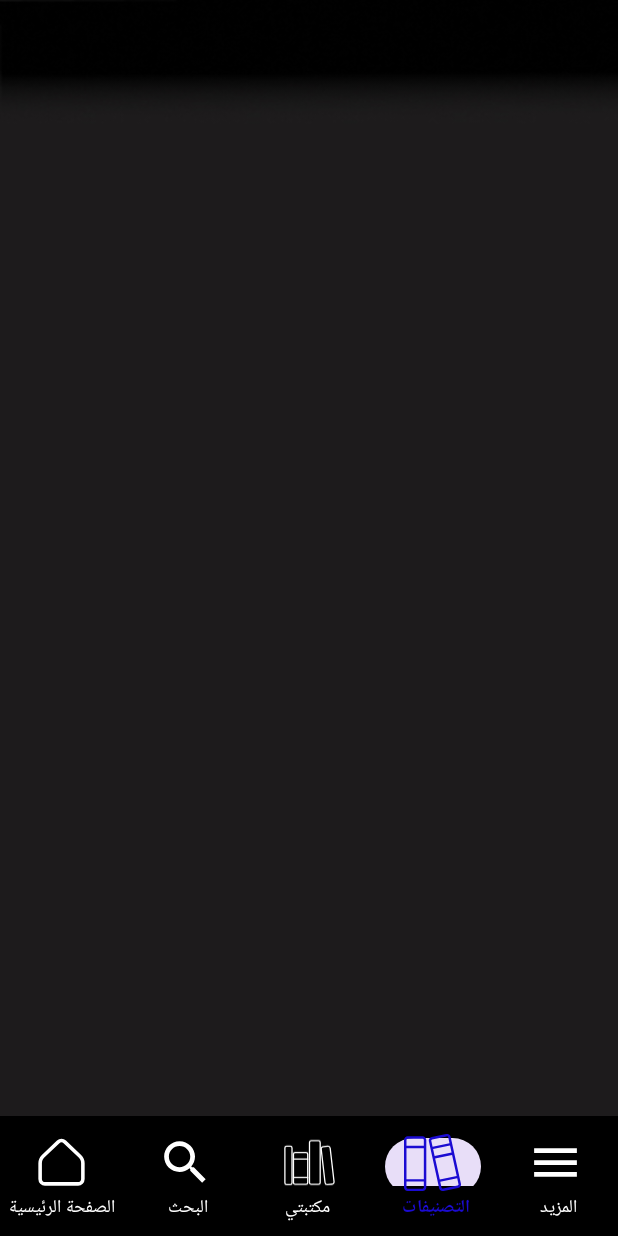
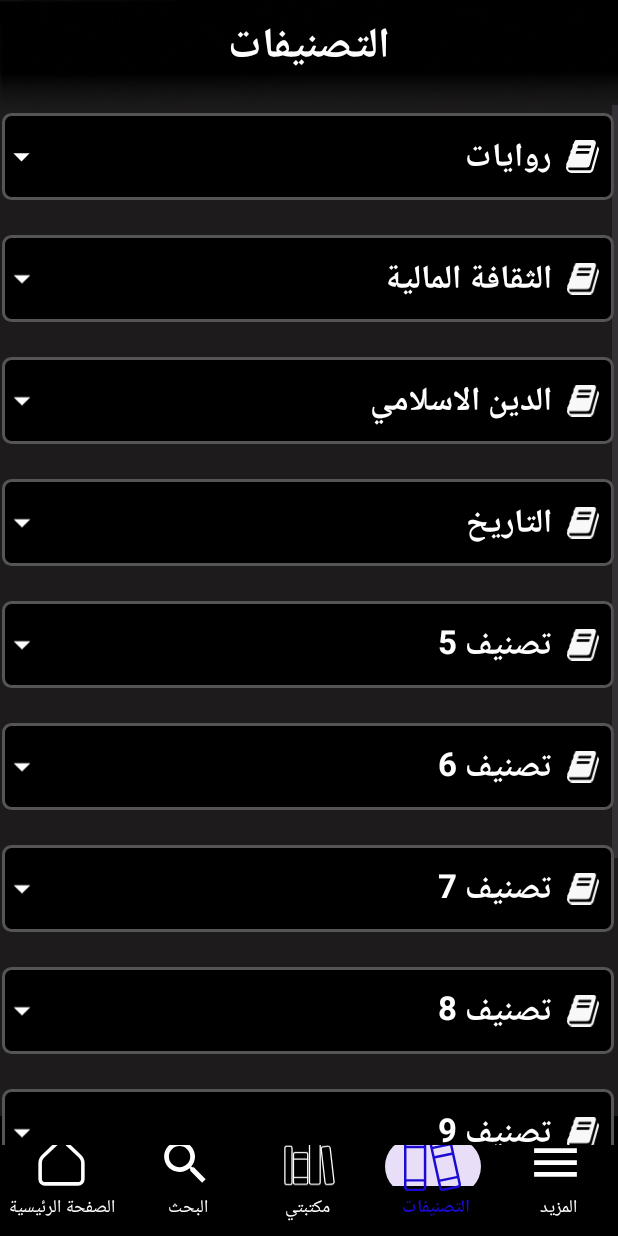
Before and after one commit to obada5Alghanim/a-h, an Android app: the menu_main screen opened directly, with no data from a screen before it, item 4 of the bottom bar chosen, on a phone screen of 412 x 824 dp. Run offline under Robolectric (Android 15) with nearby library versions, the phone set to English and light mode, and no system bars.

Commit message:
new app with fragment+add menu bottom navigation

```diff
--- a/app/src/main/java/com/example/al_rewaq/Categories_fragment.java
+++ b/app/src/main/java/com/example/al_rewaq/Categories_fragment.java
@@ -14,11 +14,10 @@ import android.widget.TextView;
 
 
 public class Categories_fragment extends Fragment {
-    private TextView Show_Cat1,Show_Cat2,Show_Cat3;
+    private TextView Show_Cat1,Show_Cat2,Show_Cat3,TextColor1,TextColor2,TextColor3;
     private LinearLayout Show_Button1,Show_Button2,Show_Button3;
-    private TextView TextColor1,TextColor2,TextColor3;
-    private ImageView ImageAr1,ImageAr3,ImageAr5;
-    private ImageView ImageBk2,ImageBk4,ImageBk6;
+    private ImageView ImageAr1,ImageAr3,ImageAr5,ImageBk2,ImageBk4,ImageBk6;
+
 
 
     @Override
--- a/app/src/main/java/com/example/al_rewaq/menu_main.java
+++ b/app/src/main/java/com/example/al_rewaq/menu_main.java
@@ -2,7 +2,9 @@ package com.example.al_rewaq;
 
 import android.os.Bundle;
 import android.view.MenuItem;
+import android.widget.Toast;
 
+import androidx.annotation.NonNull;
 import androidx.appcompat.app.AppCompatActivity;
 
 import com.google.android.material.bottomnavigation.BottomNavigationView;
@@ -11,14 +13,32 @@ import com.google.android.material.navigation.NavigationBarView;
 public class menu_main extends AppCompatActivity {
 
 
-
+BottomNavigationView bottomNavigationView;
 
     @Override
     protected void onCreate(Bundle savedInstanceState) {
         super.onCreate(savedInstanceState);
         setContentView(R.layout.activity_menu_main);
 
-        //
+        bottomNavigationView = findViewById(R.id.navigation_menu_id);
+        home_page_fragment homePageFragment = new home_page_fragment();
+        Categories_fragment categoriesFragment = new Categories_fragment();
+
+
+   getSupportFragmentManager().beginTransaction().replace(android.R.id.content,homePageFragment).commit();
+    bottomNavigationView.setOnItemSelectedListener(new NavigationBarView.OnItemSelectedListener() {
+        @Override
+        public boolean onNavigationItemSelected( MenuItem item) {
+           if(item.getItemId() == R.id.home_icon1){
+               getSupportFragmentManager().beginTransaction().replace(android.R.id.content,homePageFragment).commit();
+           } else if (item.getItemId() == R.id.category_icon) {
+               getSupportFragmentManager().beginTransaction().replace(android.R.id.content,categoriesFragment).commit();
+
+           }
+            return true;
+        }
+    });
+
 
 
     }
--- a/app/src/main/res/layout/activity_menu_main.xml
+++ b/app/src/main/res/layout/activity_menu_main.xml
@@ -8,11 +8,13 @@
     android:background="@drawable/black_background"
     tools:context=".menu_main">
 
-<FrameLayout
-    android:id="@+id/containerFrameLayout"
-    android:layout_width="match_parent"
-    android:layout_height="match_parent"
-    android:layout_above="@+id/navigation_menu_id"/>
+
+    <FrameLayout
+        android:id="@+id/containerFrameLayout"
+        android:layout_width="match_parent"
+        android:layout_height="651dp"
+        android:layout_above="@+id/navigation_menu_id"
+        android:layout_marginBottom="3dp" />
 
     <com.google.android.material.bottomnavigation.BottomNavigationView
         android:id="@+id/navigation_menu_id"
@@ -28,4 +30,6 @@
         app:itemTextColor="@color/mix_color"
         />
 
+
+
 </RelativeLayout>
--- a/app/src/main/res/layout/fragment_book__title_fragment.xml
+++ b/app/src/main/res/layout/fragment_book__title_fragment.xml
@@ -4,7 +4,7 @@
     xmlns:tools="http://schemas.android.com/tools"
     android:layout_width="match_parent"
     android:layout_height="match_parent"
-    android:background="@drawable/black_background"
+
     >
 
     <androidx.constraintlayout.widget.ConstraintLayout
--- a/app/src/main/res/layout/fragment_categories_fragment.xml
+++ b/app/src/main/res/layout/fragment_categories_fragment.xml
@@ -1,12 +1,13 @@
 <?xml version="1.0" encoding="utf-8"?>
-<androidx.constraintlayout.widget.ConstraintLayout xmlns:android="http://schemas.android.com/apk/res/android"
+<RelativeLayout xmlns:android="http://schemas.android.com/apk/res/android"
     xmlns:app="http://schemas.android.com/apk/res-auto"
     xmlns:tools="http://schemas.android.com/tools"
     android:id="@+id/main"
     android:layout_width="match_parent"
     android:layout_height="match_parent"
-    tools:context=".Categories_fragment"
-    android:background="@drawable/black_background">
+    tools:context=".Categories_fragment">
+
+
 
     <TextView
         android:id="@+id/textView"
@@ -25,7 +26,7 @@
 
     <LinearLayout
         android:layout_width="match_parent"
-        android:layout_height="match_parent"
+        android:layout_height="693dp"
         android:layout_marginTop="70dp"
         android:layout_marginBottom="6dp"
         android:orientation="vertical"
@@ -48,12 +49,12 @@
                     android:id="@+id/Linear1"
                     android:layout_width="408dp"
                     android:layout_height="58dp"
-                    android:onClick="Click_1"
                     android:layout_marginStart="1dp"
                     android:layout_marginTop="0dp"
                     android:layout_marginEnd="1dp"
                     android:layout_marginBottom="0dp"
                     android:background="@drawable/frame_2"
+                    android:onClick="Click_1"
                     android:orientation="horizontal">
 
                     <ImageView
@@ -92,10 +93,10 @@
                     android:id="@+id/Click_bt1"
                     android:layout_width="match_parent"
                     android:layout_height="match_parent"
+                    android:layout_weight="1"
                     android:gravity="center"
-                    android:layout_weight="1"
-                    android:visibility="gone"
-                    android:orientation="horizontal">
+                    android:orientation="horizontal"
+                    android:visibility="gone">
 
                     <Button
                         android:id="@+id/button1"
@@ -111,8 +112,8 @@
                         android:id="@+id/button2"
                         android:layout_width="130dp"
                         android:layout_height="wrap_content"
+                        android:layout_marginLeft="5dp"
                         android:layout_marginTop="5dp"
-                        android:layout_marginLeft="5dp"
                         android:layout_marginRight="5dp"
                         android:backgroundTint="@color/black"
                         android:gravity="center"
@@ -135,11 +136,11 @@
                     android:id="@+id/Linear2"
                     android:layout_width="408dp"
                     android:layout_height="58dp"
-                    android:onClick="Click_2"
                     android:layout_marginStart="1dp"
                     android:layout_marginTop="23dp"
                     android:layout_marginEnd="1dp"
                     android:background="@drawable/frame_2"
+                    android:onClick="Click_2"
                     android:orientation="horizontal">
 
                     <ImageView
@@ -178,10 +179,10 @@
                     android:id="@+id/Click_bt2"
                     android:layout_width="match_parent"
                     android:layout_height="match_parent"
+                    android:layout_weight="1"
                     android:gravity="center"
-                    android:layout_weight="1"
-                    android:visibility="gone"
-                    android:orientation="horizontal">
+                    android:orientation="horizontal"
+                    android:visibility="gone">
 
                     <Button
                         android:id="@+id/button4"
@@ -197,8 +198,8 @@
                         android:id="@+id/button5"
                         android:layout_width="130dp"
                         android:layout_height="wrap_content"
+                        android:layout_marginLeft="5dp"
                         android:layout_marginTop="5dp"
-                        android:layout_marginLeft="5dp"
                         android:layout_marginRight="5dp"
                         android:backgroundTint="@color/black"
                         android:gravity="center"
@@ -261,10 +262,10 @@
                     android:id="@+id/Click_bt3"
                     android:layout_width="match_parent"
                     android:layout_height="match_parent"
+                    android:layout_weight="1"
                     android:gravity="center"
-                    android:layout_weight="1"
-                    android:visibility="gone"
-                    android:orientation="horizontal">
+                    android:orientation="horizontal"
+                    android:visibility="gone">
 
                     <Button
                         android:id="@+id/button7"
@@ -280,8 +281,8 @@
                         android:id="@+id/button8"
                         android:layout_width="130dp"
                         android:layout_height="wrap_content"
+                        android:layout_marginLeft="5dp"
                         android:layout_marginTop="5dp"
-                        android:layout_marginLeft="5dp"
                         android:layout_marginRight="5dp"
                         android:backgroundTint="@color/black"
                         android:gravity="center"
@@ -541,7 +542,7 @@
                 </LinearLayout>
 
                 <LinearLayout
-                    android:layout_width="408dp"
+                    android:layout_width="411dp"
                     android:layout_height="58dp"
                     android:layout_marginStart="1dp"
                     android:layout_marginTop="23dp"
@@ -667,4 +668,4 @@
 
     </LinearLayout>
 
-</androidx.constraintlayout.widget.ConstraintLayout>
+</RelativeLayout>
--- a/app/src/main/res/layout/fragment_sign__in_fragment.xml
+++ b/app/src/main/res/layout/fragment_sign__in_fragment.xml
@@ -9,6 +9,7 @@
     tools:context=".Sign_In_fragment">
 
     <androidx.cardview.widget.CardView
+        android:id="@+id/cardviewIdSingIn"
         android:layout_width="match_parent"
         android:layout_height="wrap_content"
         android:layout_margin="30dp"
@@ -16,6 +17,7 @@
         app:cardElevation="20dp">
 
     <LinearLayout
+        android:id="@+id/biglinearIdSingIn"
         android:layout_width="match_parent"
         android:layout_height="wrap_content"
         android:layout_gravity="center_horizontal"
@@ -24,6 +26,7 @@
         android:padding="24dp">
 
     <TextView
+        android:id="@+id/signIntextId"
         android:layout_width="match_parent"
         android:layout_height="wrap_content"
         android:text="SIGN IN"
@@ -69,7 +72,7 @@
         android:backgroundTint="@color/gray"
         android:text="Sign IN"
         android:textSize="22sp"
-        app:cornerRadius="30dp" />
+        app:cornerRadius="30dp"/>
     <LinearLayout
         android:id="@+id/signIn_to_singUp_answer"
         android:layout_width="match_parent"
@@ -79,6 +82,7 @@
         android:gravity="center">
 
     <TextView
+        android:id="@+id/donthavanAccountId"
         android:layout_width="wrap_content"
         android:layout_height="wrap_content"
         android:text="Don't Have an account?"
--- a/app/src/main/res/layout/fragment_sign__up_fragment.xml
+++ b/app/src/main/res/layout/fragment_sign__up_fragment.xml
@@ -10,6 +10,7 @@
 
 
     <androidx.cardview.widget.CardView
+        android:id="@+id/cardviewIdSingUP"
         android:layout_width="match_parent"
         android:layout_height="wrap_content"
         android:layout_margin="30dp"
@@ -17,6 +18,7 @@
         app:cardElevation="20dp">
 
         <LinearLayout
+            android:id="@+id/biglinearId"
             android:layout_width="match_parent"
             android:layout_height="wrap_content"
             android:layout_gravity="center_horizontal"
@@ -25,6 +27,7 @@
             android:padding="24dp">
 
             <TextView
+                android:id="@+id/textSignUpId"
                 android:layout_width="match_parent"
                 android:layout_height="wrap_content"
                 android:text="SIGN UP"
@@ -35,6 +38,7 @@
 
 
             <LinearLayout
+                android:id="@+id/nameId"
                 android:layout_width="match_parent"
                 android:layout_height="wrap_content"
                 android:layout_marginTop="40dp"
@@ -95,6 +99,7 @@
 
             <!--layout for Date of Birth-->
             <LinearLayout
+                android:id="@+id/DOBId"
                 android:layout_width="match_parent"
                 android:layout_height="wrap_content"
                 android:layout_marginTop="10dp"
@@ -191,6 +196,7 @@
                 android:orientation="horizontal">
 
                 <TextView
+                    android:id="@+id/haveanccountId"
                     android:layout_width="wrap_content"
                     android:layout_height="wrap_content"
                     android:text="Have an account?"
```
Also changed, not shown: app/src/main/java/com/example/al_rewaq/Interests.java (+24 -1 lines), app/src/main/java/com/example/al_rewaq/Sign.java (+5 -2 lines), app/src/main/java/com/example/al_rewaq/Sign_In_fragment.java (+42 -2 lines), app/src/main/java/com/example/al_rewaq/Sign_Up_fragment.java (+35 -10 lines), app/src/main/res/layout/fragment_home_page_fragment.xml (+11 -7 lines).
